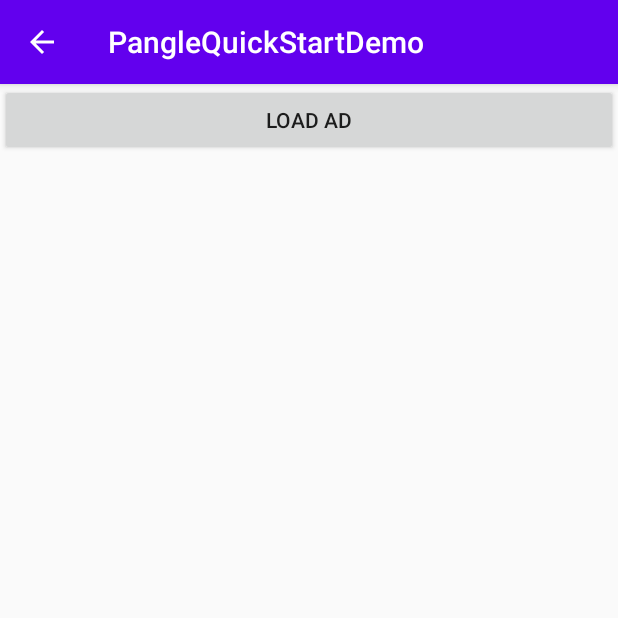
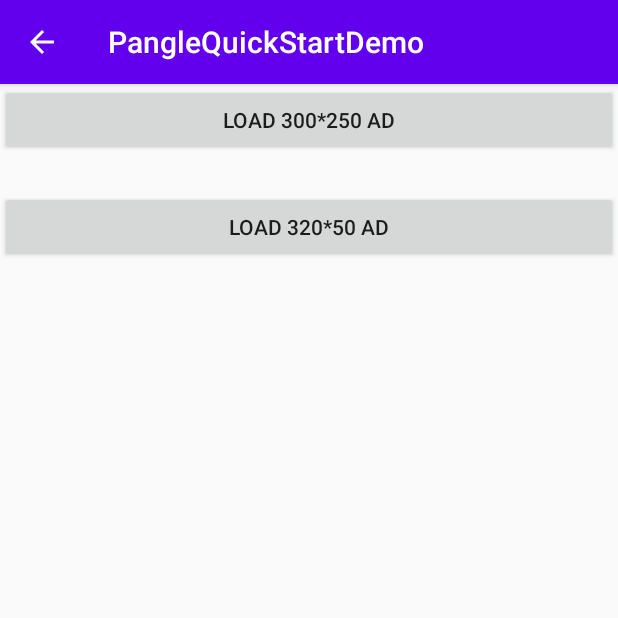
Before and after one commit to guchan-fout/Android-Pangle-Manuel-Quick-Start, an Android app: the TemplateBannerAdsActivity screen opened directly, with no data from a screen before it, on a phone screen of 412 x 824 dp, the top half of it. Run offline under Robolectric (Android 15) with nearby library versions, the phone set to English and light mode, and no system bars; our stand-ins replace Timber; libraries missing offline, so code that uses them is left out: com.bytedance.sdk.

Commit message:
add 320*50 example

```diff
--- a/PangleQuickStartDemo/app/src/main/java/com/pangleglobal/panglequickstartdemo/TemplateBannerAdsActivity.kt
+++ b/PangleQuickStartDemo/app/src/main/java/com/pangleglobal/panglequickstartdemo/TemplateBannerAdsActivity.kt
@@ -20,7 +20,27 @@ class TemplateBannerAdsActivity : AppCompatActivity() {
         super.onCreate(savedInstanceState)
         setContentView(R.layout.activity_template_banner_ads)
 
-        load_ad.setOnClickListener { requestTemplateBannerAd("945557236") }
+        load_rectangle_ad.setOnClickListener { requestTemplateRectanglerAd("945557236") }
+        load_banner_button.setOnClickListener { requestTemplateBannerAd("945669957") }
+    }
+
+    fun requestTemplateRectanglerAd(mPlacementID: String) {
+        Timber.d(mPlacementID)
+        if (mPlacementID.isEmpty()) {
+            Timber.e("PlacementId is null")
+            return
+        }
+
+        //init Pangle ad manager
+        val mTTAdManager = TTAdSdk.getAdManager()
+        val mTTAdNative = mTTAdManager.createAdNative(this)
+        val adSlot = AdSlot.Builder()
+            .setCodeId(mPlacementID)
+            .setSupportDeepLink(true)
+            .setAdCount(1)
+            .setExpressViewAcceptedSize(300F, 250F)
+            .build()
+        mTTAdNative.loadBannerExpressAd(adSlot, mTTRectangleExpressAdListener)
     }
 
     fun requestTemplateBannerAd(mPlacementID: String) {
@@ -37,12 +57,12 @@ class TemplateBannerAdsActivity : AppCompatActivity() {
             .setCodeId(mPlacementID)
             .setSupportDeepLink(true)
             .setAdCount(1)
-            .setExpressViewAcceptedSize(300F, 250F)
+            .setExpressViewAcceptedSize(320F, 50F)
             .build()
-        mTTAdNative.loadBannerExpressAd(adSlot, mTTBannerNativeExpressAdListener)
+        mTTAdNative.loadBannerExpressAd(adSlot, mTTBannerExpressAdListener)
     }
 
-    private val mTTBannerNativeExpressAdListener: NativeExpressAdListener =
+    private val mTTBannerExpressAdListener: NativeExpressAdListener =
         object : NativeExpressAdListener {
             override fun onError(code: Int, message: String) {
                 Timber.d("NativeExpressAdListener loaded fail .code=$code,message=$message")
@@ -55,14 +75,14 @@ class TemplateBannerAdsActivity : AppCompatActivity() {
                 mTTTemplateBannerAd = ads[0]
 
                 mTTTemplateBannerAd?.let {
-                    it.setExpressInteractionListener(mExpressAdInteractionListener)
+                    it.setExpressInteractionListener(mExpressBannerAdInteractionListener)
                     bindDislike(it)
                     it.render()
                 }
             }
         }
 
-    private val mExpressAdInteractionListener: ExpressAdInteractionListener =
+    private val mExpressBannerAdInteractionListener: ExpressAdInteractionListener =
         object : ExpressAdInteractionListener {
             override fun onAdClicked(view: View, type: Int) {
                 Timber.d("onAdClicked")
@@ -82,14 +102,58 @@ class TemplateBannerAdsActivity : AppCompatActivity() {
             }
         }
 
+
+    private val mTTRectangleExpressAdListener: NativeExpressAdListener =
+        object : NativeExpressAdListener {
+            override fun onError(code: Int, message: String) {
+                Timber.d("NativeExpressAdListener loaded fail .code=$code,message=$message")
+            }
+
+            override fun onNativeExpressAdLoad(ads: List<TTNativeExpressAd>) {
+                if (ads == null || ads.isEmpty()) {
+                    return
+                }
+                mTTTemplateBannerAd = ads[0]
+
+                mTTTemplateBannerAd?.let {
+                    it.setExpressInteractionListener(mExpressRectangleAdInteractionListener)
+                    bindDislike(it)
+                    it.render()
+                }
+            }
+        }
+
+    private val mExpressRectangleAdInteractionListener: ExpressAdInteractionListener =
+        object : ExpressAdInteractionListener {
+            override fun onAdClicked(view: View, type: Int) {
+                Timber.d("onAdClicked")
+            }
+
+            override fun onAdShow(view: View, type: Int) {
+                Timber.d("onAdShow")
+            }
+
+            override fun onRenderFail(view: View, msg: String, code: Int) {
+                Timber.d("onRenderFail .code=$code,message=$msg")
+            }
+
+            override fun onRenderSuccess(view: View, width: Float, height: Float) {
+                Timber.d("onRenderSuccess")
+                rectangleFrame.addView(view)
+            }
+        }
+
     private fun bindDislike(ad: TTNativeExpressAd) {
         ad.setDislikeCallback(this, object : TTAdDislike.DislikeInteractionCallback {
             override fun onSelected(position: Int, value: String) {
                 Timber.d("onSelected")
+                rectangleFrame.removeAllViews()
                 bannerFrame.removeAllViews()
             }
 
             override fun onCancel() {}
+
+            //override fun onRefuse() {}
         })
     }
 
--- a/PangleQuickStartDemo/app/src/main/java/com/pangleglobal/panglequickstartdemo/TemplateNativeAdsViewActivity.kt
+++ b/PangleQuickStartDemo/app/src/main/java/com/pangleglobal/panglequickstartdemo/TemplateNativeAdsViewActivity.kt
@@ -116,6 +116,7 @@ class TemplateNativeAdsViewActivity : AppCompatActivity() {
             }
 
             override fun onCancel() {}
+            //override fun onRefuse() {}
         })
     }
 
--- a/PangleQuickStartDemo/app/src/main/java/com/pangleglobal/panglequickstartdemo/adapter/OriginNativeAdsAdapter.kt
+++ b/PangleQuickStartDemo/app/src/main/java/com/pangleglobal/panglequickstartdemo/adapter/OriginNativeAdsAdapter.kt
@@ -144,6 +144,8 @@ class OriginNativeAdsAdapter(private val contentList: ArrayList<CellContentModel
             override fun onCancel() {
                 Timber.d("onCancel")
             }
+
+            //override fun onRefuse() {}
         })
         dislikeView.setOnClickListener { ttAdDislike?.showDislikeDialog() }
     }
--- a/PangleQuickStartDemo/app/src/main/res/layout/activity_template_banner_ads.xml
+++ b/PangleQuickStartDemo/app/src/main/res/layout/activity_template_banner_ads.xml
@@ -7,13 +7,21 @@
     tools:context=".TemplateBannerAdsActivity">
 
     <Button
-        android:text="load Ad"
-        android:id="@+id/load_ad"
+        android:id="@+id/load_rectangle_ad"
         android:layout_width="match_parent"
         android:layout_height="wrap_content"
-        app:layout_constraintTop_toTopOf="parent"
+        android:text="load 300*250 Ad"
         app:layout_constraintEnd_toEndOf="parent"
-        app:layout_constraintStart_toStartOf="parent" />
+        app:layout_constraintStart_toStartOf="parent"
+        app:layout_constraintTop_toTopOf="parent" />
+
+    <Button
+        android:id="@+id/load_banner_button"
+        android:layout_width="match_parent"
+        android:layout_height="wrap_content"
+        android:layout_marginTop="23dp"
+        android:text="load 320*50 Ad"
+        app:layout_constraintTop_toBottomOf="@+id/load_rectangle_ad" />
 
     <TextView
         android:id="@+id/load_status"
@@ -24,13 +32,24 @@
         app:layout_constraintStart_toStartOf="parent"/>
 
     <FrameLayout
-        android:id="@+id/bannerFrame"
+        android:id="@+id/rectangleFrame"
         android:layout_width="300dp"
         android:layout_height="250dp"
         android:foregroundGravity="center_vertical"
         app:layout_constraintBottom_toBottomOf="parent"
         app:layout_constraintEnd_toEndOf="parent"
         app:layout_constraintStart_toStartOf="parent">
+    </FrameLayout>
 
+    <FrameLayout
+        android:id="@+id/bannerFrame"
+        android:layout_width="320dp"
+        android:layout_height="50dp"
+        android:foregroundGravity="center_vertical"
+        app:layout_constraintBottom_toBottomOf="parent"
+        app:layout_constraintEnd_toEndOf="parent"
+        app:layout_constraintStart_toStartOf="parent">
     </FrameLayout>
+
+
 </androidx.constraintlayout.widget.ConstraintLayout>
```
